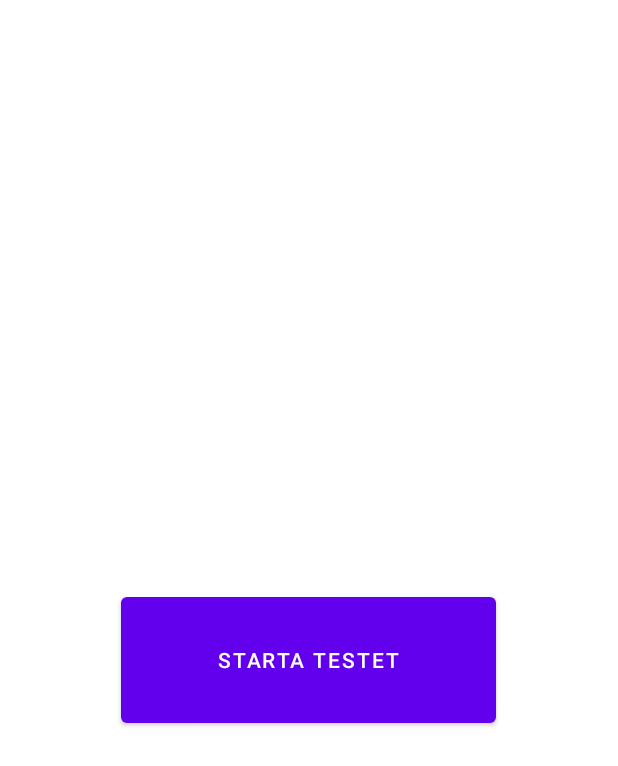
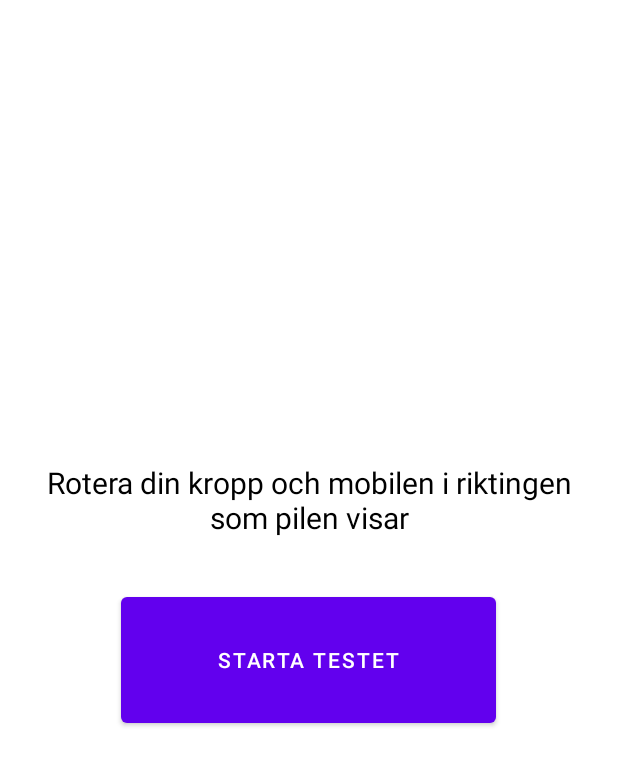
Before and after one commit to TrisseC/MedTechApp, an Android app: the MotionReaction screen opened directly, with no data from a screen before it, on a phone screen of 412 x 824 dp. Shown: the top 766 px of the screen. Run offline under Robolectric (Android 15) with nearby library versions, the phone set to English and light mode, and no system bars.

Commit message:
Implemented instruction

```diff
--- a/app/src/main/java/com/example/medtechapp/MotionReaction.java
+++ b/app/src/main/java/com/example/medtechapp/MotionReaction.java
@@ -49,6 +49,7 @@ public class MotionReaction extends AppCompatActivity implements SensorEventList
     @Override
     public void onBackPressed() {
         super.onBackPressed();
+        handler.removeCallbacksAndMessages(null);
         MediaPlayer backSound = MediaPlayer.create(this, R.raw.back);
         backSound.start();
     }
--- a/app/src/main/res/layout/activity_motion.xml
+++ b/app/src/main/res/layout/activity_motion.xml
@@ -7,6 +7,22 @@
     android:layout_height="match_parent"
     android:background="#FFFFFF"
     android:paddingTop="?attr/actionBarSize">
+
+    <TextView
+        android:id="@+id/instructionText2"
+        android:layout_width="0dp"
+        android:layout_height="80dp"
+        android:layout_marginStart="16dp"
+        android:layout_marginEnd="16dp"
+        android:layout_marginBottom="4dp"
+        android:text="@string/motion_instruction"
+        android:textAlignment="center"
+        android:textColor="#000000"
+        android:textSize="20sp"
+        app:layout_constraintBottom_toTopOf="@+id/continueBtn3"
+        app:layout_constraintEnd_toEndOf="parent"
+        app:layout_constraintHorizontal_bias="1.0"
+        app:layout_constraintStart_toStartOf="parent" />
 
     <Button
         android:id="@+id/continueBtn3"
--- a/app/src/main/res/values/strings.xml
+++ b/app/src/main/res/values/strings.xml
@@ -14,4 +14,5 @@
     <string name="vibration_text">Vibration</string>
     <string name="start_test_text">Starta testet</string>
     <string name="instruction_text">När den röda skärmen blir grön, tryck så snabbt du kan</string>
+    <string name="motion_instruction">Rotera din kropp och mobilen i riktingen som pilen visar</string>
 </resources>
```
